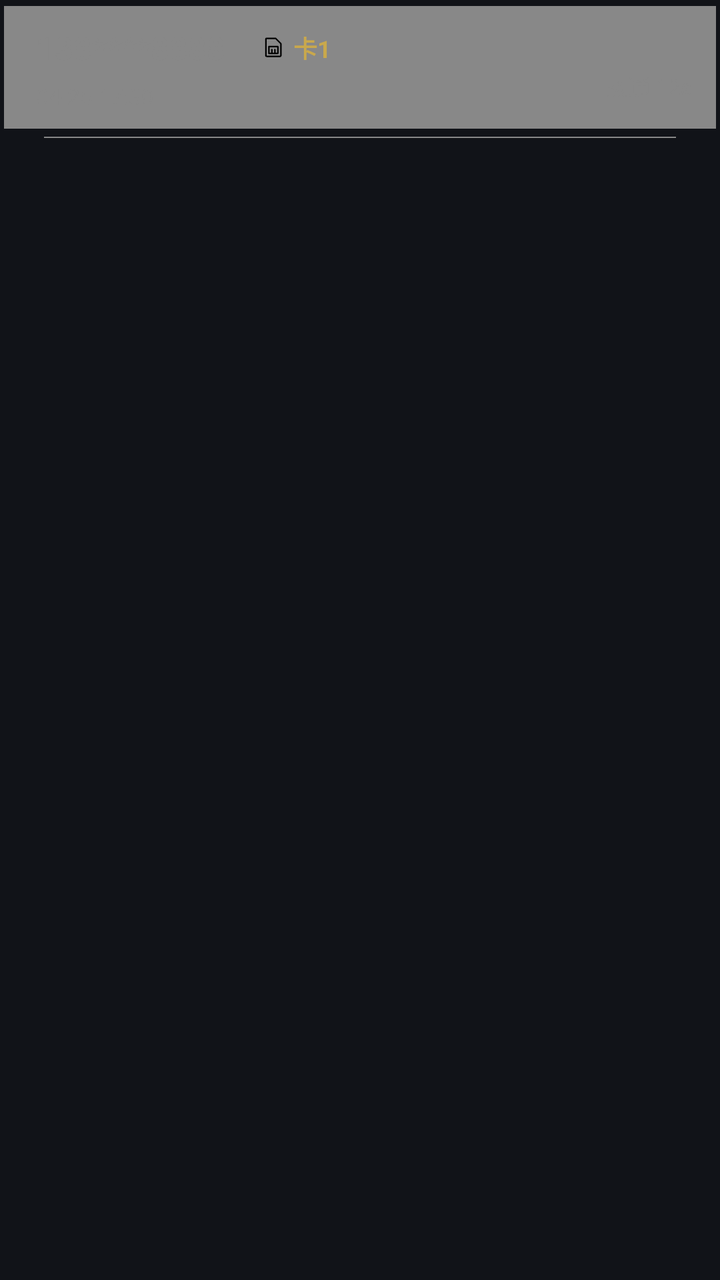
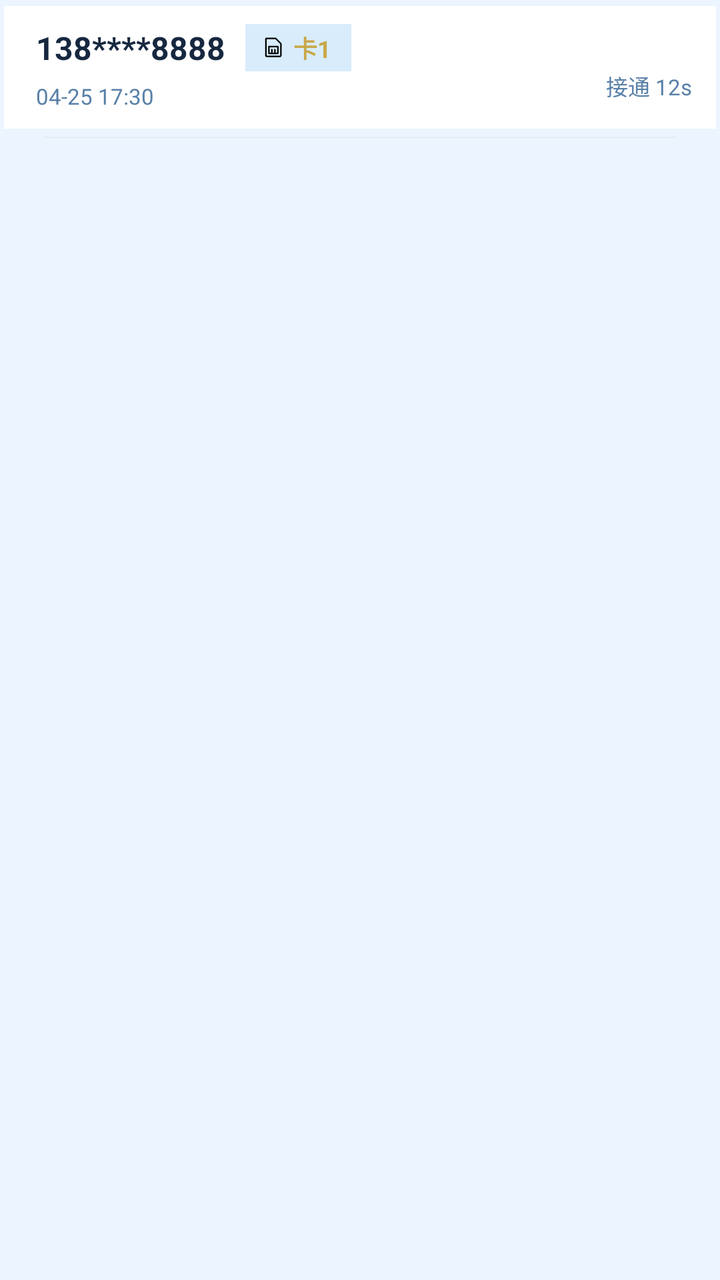

The first picture is an Android layout as it rendered before a commit; the second is the same layout after the commit. The layout source and the unified diff follow.
<!-- AndroidManifest.xml: application theme Theme.AutoDial -->
<!-- res/layout/item_call_log.xml -->
<?xml version="1.0" encoding="utf-8"?>
<LinearLayout xmlns:android="http://schemas.android.com/apk/res/android"
    android:layout_width="match_parent"
    android:layout_height="wrap_content"
    android:orientation="vertical">

    <LinearLayout
        android:layout_width="match_parent"
        android:layout_height="wrap_content"
        android:layout_marginTop="3dp"
        android:layout_marginStart="2dp"
        android:layout_marginEnd="2dp"
        android:tag="bg2"
        android:background="#888888"
        android:gravity="center_vertical"
        android:orientation="horizontal"
        android:paddingTop="9dp"
        android:paddingEnd="12dp"
        android:paddingBottom="9dp">

        
        <View
            android:id="@+id/itemStatusBar"
            android:layout_width="4dp"
            android:layout_height="match_parent"
            android:layout_marginEnd="12dp" />

        
        <LinearLayout
            android:layout_width="0dp"
            android:layout_height="wrap_content"
            android:layout_weight="1"
            android:orientation="vertical">

            
            <LinearLayout
                android:layout_width="wrap_content"
                android:layout_height="wrap_content"
                android:gravity="center_vertical"
                android:orientation="horizontal">

                <TextView
                    android:id="@+id/itemCallNumber"
                    android:layout_width="wrap_content"
                    android:layout_height="wrap_content"
                    android:text="138****8888"
                    android:tag="text"
                    android:textColor="#888888"
                    android:textSize="16sp"
                    android:textStyle="bold" />

                
                <LinearLayout
                    android:layout_width="wrap_content"
                    android:layout_height="wrap_content"
                    android:layout_marginStart="10dp"
                    android:tag="chip"
                    android:background="#888888"
                    android:gravity="center_vertical"
                    android:orientation="horizontal"
                    android:paddingStart="8dp"
                    android:paddingTop="3dp"
                    android:paddingEnd="10dp"
                    android:paddingBottom="3dp">

                    <ImageView
                        android:layout_width="12dp"
                        android:layout_height="12dp"
                        android:layout_marginEnd="4dp"
                        android:src="@drawable/ic_ph_sim_card" />

                    <TextView
                        android:id="@+id/itemSimSlot"
                        android:layout_width="wrap_content"
                        android:layout_height="wrap_content"
                        android:text="卡1"
                        android:textColor="#C9A84C"
                        android:textSize="12sp"
                        android:textStyle="bold" />
                </LinearLayout>
            </LinearLayout>

            
            <TextView
                android:id="@+id/itemCallTime"
                android:layout_width="wrap_content"
                android:layout_height="wrap_content"
                android:layout_marginTop="5dp"
                android:text="04-25 17:30"
                android:tag="text2"
                android:textColor="#888888"
                android:textSize="11sp" />
        </LinearLayout>

        
        <LinearLayout
            android:layout_width="wrap_content"
            android:layout_height="wrap_content"
            android:gravity="center_vertical|end"
            android:orientation="vertical">

            
            <TextView
                android:id="@+id/itemCallType"
                android:layout_width="wrap_content"
                android:layout_height="wrap_content"
                android:layout_gravity="end"
                android:drawablePadding="4dp"
                android:textSize="12sp"
                android:textColor="#42C077" />

            
            <TextView
                android:id="@+id/itemCallStatus"
                android:layout_width="wrap_content"
                android:layout_height="wrap_content"
                android:layout_marginTop="2dp"
                android:gravity="end"
                android:text="接通 12s"
                android:tag="text2"
                android:textColor="#888888"
                android:textSize="11sp" />
        </LinearLayout>
    </LinearLayout>

    
    <View
        android:layout_width="match_parent"
        android:layout_height="0.5dp"
        android:tag="divider"
        android:background="#888888"
        android:layout_marginStart="22dp"
        android:layout_marginEnd="22dp"
        android:layout_marginTop="4dp" />

</LinearLayout>
<!-- resources referenced by this layout -->
<resources>
  <!-- drawable ic_ph_sim_card (drawable) -->
  <?xml version="1.0" encoding="utf-8"?>
  <vector xmlns:android="http://schemas.android.com/apk/res/android"
      android:width="24dp" android:height="24dp"
      android:viewportWidth="256" android:viewportHeight="256">
      <path android:fillColor="#000000" android:pathData="M213.66,82.34l-56-56A8,8,0,0,0,152,24H56A16,16,0,0,0,40,40V216a16,16,0,0,0,16,16H200a16,16,0,0,0,16-16V88A8,8,0,0,0,213.66,82.34ZM200,216H56V40h92.69L200,91.31V216ZM176,112H80a8,8,0,0,0-8,8v72a8,8,0,0,0,8,8h96a8,8,0,0,0,8-8V120A8,8,0,0,0,176,112Zm-8,72H152V152a8,8,0,0,0-16,0v32H120V152a8,8,0,0,0-16,0v32H88V128h80Z" />
  </vector>
  <style name="Theme.AutoDial" parent="Theme.MaterialComponents.DayNight.NoActionBar">
          <item name="colorPrimary">#C9A84C</item>
          <item name="colorPrimaryDark">#111318</item>
          <item name="colorAccent">#F0C040</item>
          <item name="android:windowBackground">#111318</item>
          <item name="android:statusBarColor">#111318</item>
          <item name="android:navigationBarColor">#111318</item>
      </style>
</resources>

<!-- the commit's change to res/layout/item_call_log.xml (unified diff, before → after) -->
@@ -11,7 +11,7 @@
         android:layout_marginStart="2dp"
         android:layout_marginEnd="2dp"
         android:tag="bg2"
-        android:background="#888888"
+        android:background="?attr/ad_colorSurface"
         android:gravity="center_vertical"
         android:orientation="horizontal"
         android:paddingTop="9dp"
@@ -45,7 +45,7 @@
                     android:layout_height="wrap_content"
                     android:text="138****8888"
                     android:tag="text"
-                    android:textColor="#888888"
+                    android:textColor="?attr/ad_colorTextPrimary"
                     android:textSize="16sp"
                     android:textStyle="bold" />
 
@@ -55,7 +55,7 @@
                     android:layout_height="wrap_content"
                     android:layout_marginStart="10dp"
                     android:tag="chip"
-                    android:background="#888888"
+                    android:background="?attr/ad_colorSurface2"
                     android:gravity="center_vertical"
                     android:orientation="horizontal"
                     android:paddingStart="8dp"
@@ -88,7 +88,7 @@
                 android:layout_marginTop="5dp"
                 android:text="04-25 17:30"
                 android:tag="text2"
-                android:textColor="#888888"
+                android:textColor="?attr/ad_colorTextSecondary"
                 android:textSize="11sp" />
         </LinearLayout>
 
@@ -118,7 +118,7 @@
                 android:gravity="end"
                 android:text="接通 12s"
                 android:tag="text2"
-                android:textColor="#888888"
+                android:textColor="?attr/ad_colorTextSecondary"
                 android:textSize="11sp" />
         </LinearLayout>
     </LinearLayout>
@@ -128,7 +128,7 @@
         android:layout_width="match_parent"
         android:layout_height="0.5dp"
         android:tag="divider"
-        android:background="#888888"
+        android:background="?attr/ad_colorDivider"
         android:layout_marginStart="22dp"
         android:layout_marginEnd="22dp"
         android:layout_marginTop="4dp" />
<!-- resource entries referenced after the edit -->
@@ -8,12 +8,23 @@
       <path android:fillColor="#000000" android:pathData="M213.66,82.34l-56-56A8,8,0,0,0,152,24H56A16,16,0,0,0,40,40V216a16,16,0,0,0,16,16H200a16,16,0,0,0,16-16V88A8,8,0,0,0,213.66,82.34ZM200,216H56V40h92.69L200,91.31V216ZM176,112H80a8,8,0,0,0-8,8v72a8,8,0,0,0,8,8h96a8,8,0,0,0,8-8V120A8,8,0,0,0,176,112Zm-8,72H152V152a8,8,0,0,0-16,0v32H120V152a8,8,0,0,0-16,0v32H88V128h80Z" />
   </vector>
   <style name="Theme.AutoDial" parent="Theme.MaterialComponents.DayNight.NoActionBar">
-          <item name="colorPrimary">#C9A84C</item>
-          <item name="colorPrimaryDark">#111318</item>
-          <item name="colorAccent">#F0C040</item>
-          <item name="android:windowBackground">#111318</item>
-          <item name="android:statusBarColor">#111318</item>
-          <item name="android:navigationBarColor">#111318</item>
+          <item name="colorPrimary">#2B6CC4</item>
+          <item name="colorPrimaryDark">#1A56A8</item>
+          <item name="colorAccent">#4A90E0</item>
+          <item name="android:windowBackground">#EBF4FF</item>
+          <item name="android:statusBarColor">#EBF4FF</item>
+          <item name="android:navigationBarColor">#EBF4FF</item>
+          
+          <item name="ad_colorPrimary">#2B6CC4</item>
+          <item name="ad_colorPrimaryLight">#4A90E0</item>
+          <item name="ad_colorBg">#EBF4FF</item>
+          <item name="ad_colorSurface">#FFFFFF</item>
+          <item name="ad_colorSurface2">#D8ECFC</item>
+          <item name="ad_colorTextPrimary">#162840</item>
+          <item name="ad_colorTextSecondary">#5880A8</item>
+          <item name="ad_colorGreen">#40C057</item>
+          <item name="ad_colorDivider">#E4EBF1</item>
+          <item name="ad_colorBanner">#E3EEFB</item>
       </style>
 </resources>
 
